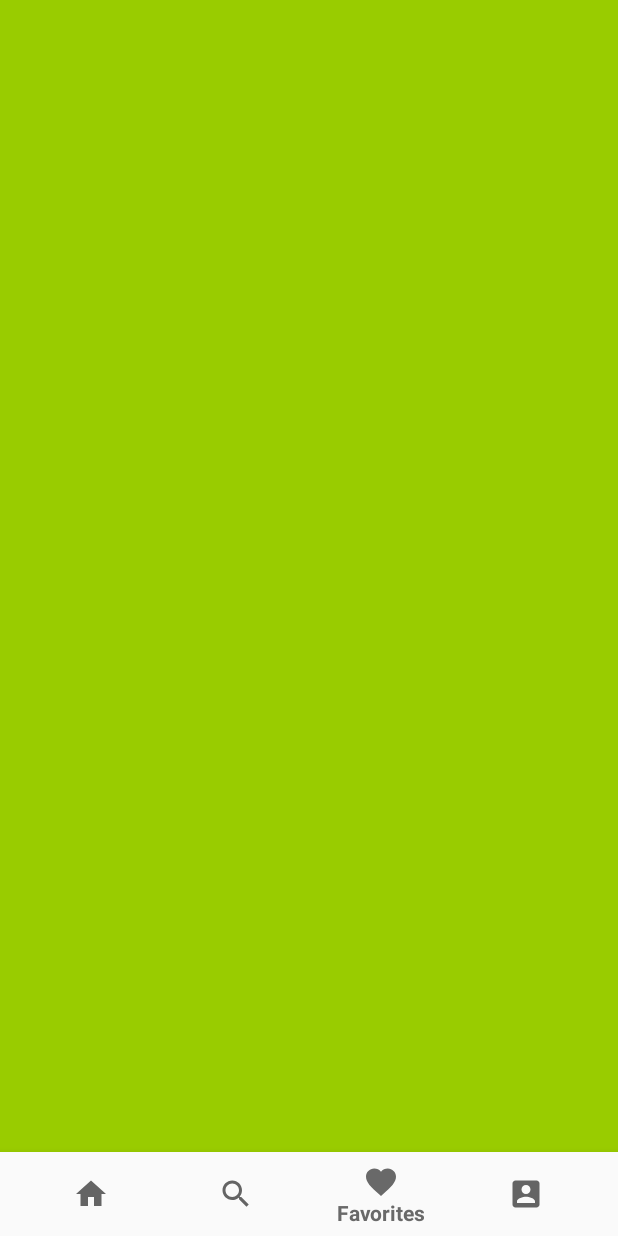
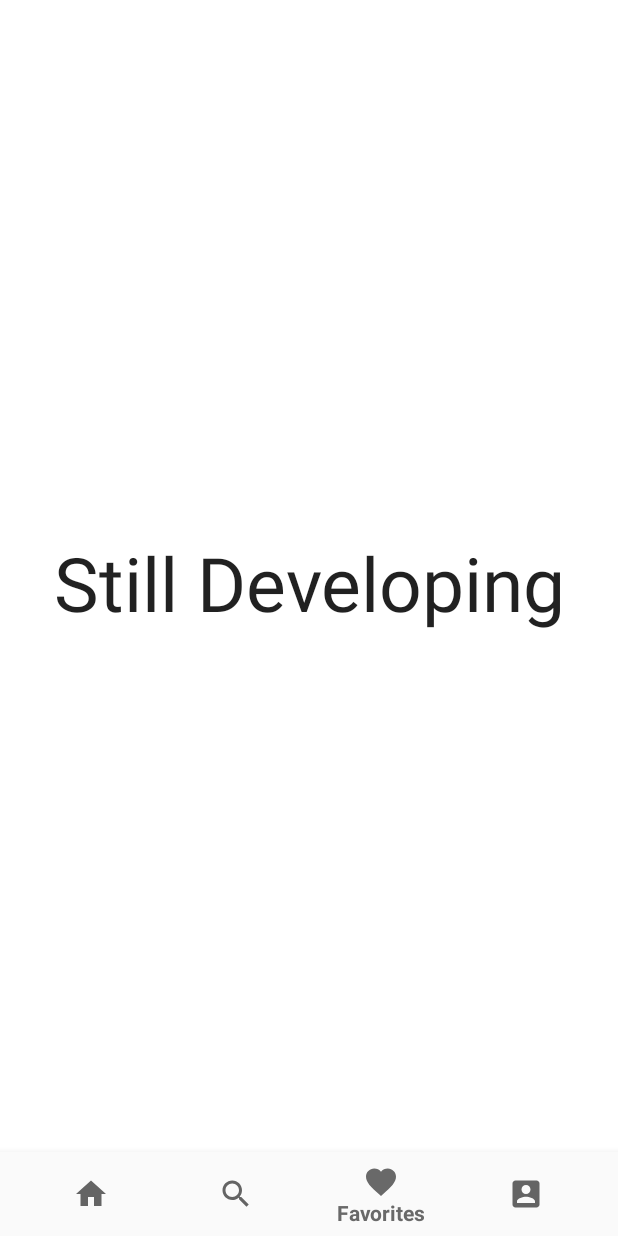
Before and after one commit to wongcf98/Jobbu, an Android app: the screen it shows after launch once a user with an empty profile is signed in (MainActivity), item 3 of the bottom bar chosen, on a phone screen of 412 x 824 dp. Run offline under Robolectric (Android 15) with nearby library versions, the phone set to English and light mode, and no system bars; our stand-ins replace CircleImageView, Firebase (no records; nobody signed in at launch, a user with empty details on screens opened directly).

Commit message:
tried my best search java + layout

```diff
--- a/app/src/main/res/layout/fragment_favorites.xml
+++ b/app/src/main/res/layout/fragment_favorites.xml
@@ -1,8 +1,24 @@
 <?xml version="1.0" encoding="utf-8"?>
-<RelativeLayout xmlns:android="http://schemas.android.com/apk/res/android"
+<android.support.constraint.ConstraintLayout xmlns:android="http://schemas.android.com/apk/res/android"
+    xmlns:app="http://schemas.android.com/apk/res-auto"
     android:layout_width="match_parent"
     android:layout_height="match_parent"
-    android:background="@android:color/holo_green_light">
+    android:background="@android:color/white">
 
+    <android.support.v7.widget.AppCompatCheckedTextView
+        android:layout_width="345dp"
+        android:layout_height="wrap_content"
+        android:layout_marginStart="8dp"
+        android:layout_marginLeft="8dp"
+        android:layout_marginTop="8dp"
+        android:layout_marginEnd="8dp"
+        android:layout_marginRight="8dp"
+        android:text="Still Developing"
+        android:textAlignment="center"
+        android:textSize="50dp"
+        app:layout_constraintBottom_toBottomOf="parent"
+        app:layout_constraintEnd_toEndOf="parent"
+        app:layout_constraintStart_toStartOf="parent"
+        app:layout_constraintTop_toTopOf="parent" />
 
-</RelativeLayout>
+</android.support.constraint.ConstraintLayout>
```
Also changed, not shown: app/src/main/res/layout/fragment_profile.xml (+8 -20 lines).
